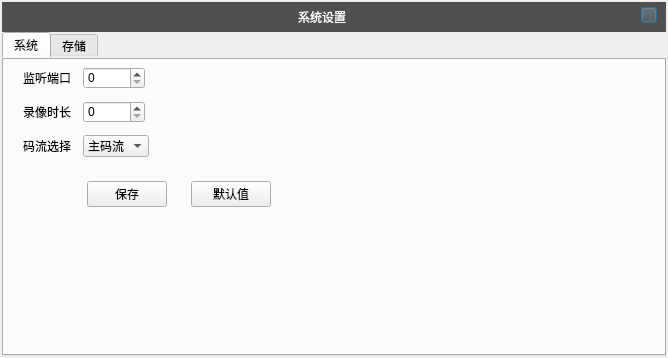
Qt form editWidget/systemeditdialog.ui (yyyly/l110) before a commit.
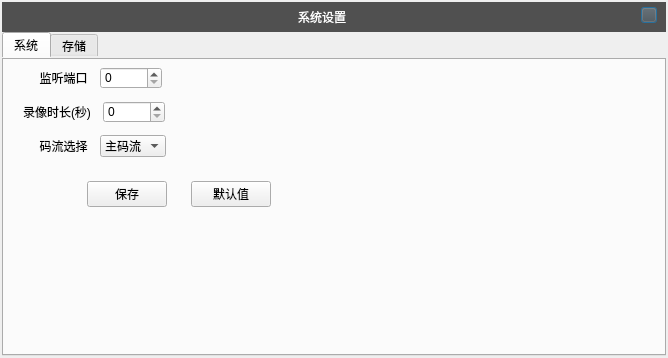
The same form after that commit. The open tabs and pages were chosen to show the change. Custom widgets are drawn as their Qt base class.

The edit to the form file:
```diff
--- a/editWidget/systemeditdialog.ui
+++ b/editWidget/systemeditdialog.ui
@@ -216,7 +216,7 @@
                   <string notr="true">font: 9pt &quot;微软雅黑&quot;;</string>
                  </property>
                  <property name="text">
-                  <string>监听端口</string>
+                  <string>     监听端口</string>
                  </property>
                 </widget>
                </item>
@@ -256,7 +256,7 @@
                   <string notr="true">font: 9pt &quot;微软雅黑&quot;;</string>
                  </property>
                  <property name="text">
-                  <string>录像时长</string>
+                  <string>录像时长(秒)</string>
                  </property>
                 </widget>
                </item>
@@ -296,7 +296,7 @@
                   <string notr="true">font: 9pt &quot;微软雅黑&quot;;</string>
                  </property>
                  <property name="text">
-                  <string>码流选择</string>
+                  <string>     码流选择</string>
                  </property>
                 </widget>
                </item>
```
Left out of the diff: 12 changed lines with no effect on the pictures.
